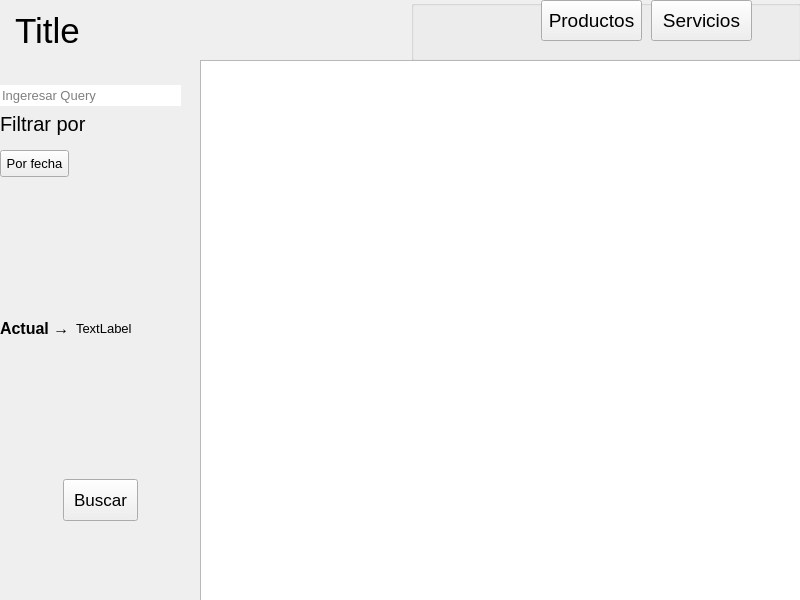
This is GUI/sub_ventanas/ui/reportes/plantillaDesigner.ui in C-Sebastian-M/GLAM_MAKEUP_STORE as Qt 5 draws it before an edit. The edited form follows.
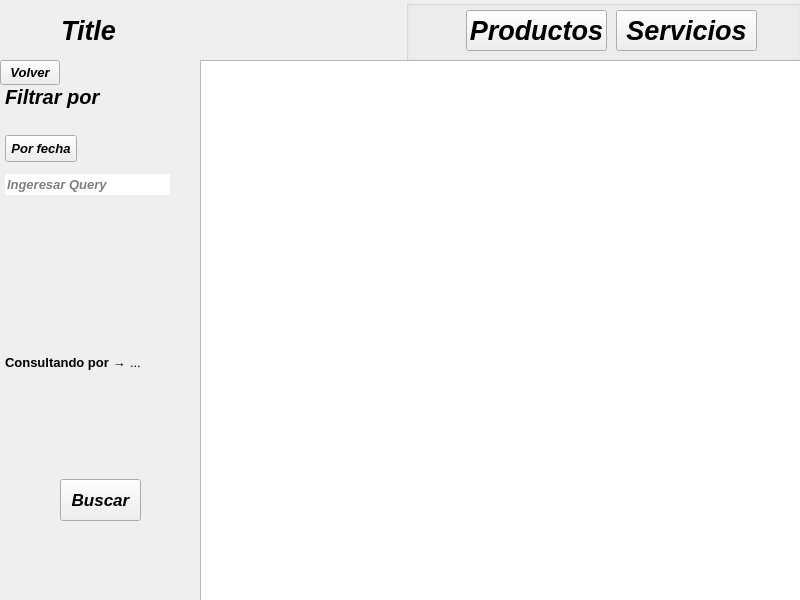
This is the edited form. Icons and pictures are not drawn.

Commit message: Diseño de reportes inventario/venta terminadas, falta la tabla y el query por fecha

Diff of the .ui file:
```diff
--- a/GUI/sub_ventanas/ui/reportes/plantillaDesigner.ui
+++ b/GUI/sub_ventanas/ui/reportes/plantillaDesigner.ui
@@ -12,7 +12,11 @@
   </property>
   <property name="font">
    <font>
+    <family>Arial</family>
     <pointsize>20</pointsize>
+    <weight>75</weight>
+    <italic>true</italic>
+    <bold>true</bold>
    </font>
   </property>
   <property name="windowTitle">
@@ -31,21 +35,82 @@
      <height>61</height>
     </rect>
    </property>
+   <property name="autoFillBackground">
+    <bool>false</bool>
+   </property>
    <layout class="QHBoxLayout" name="horizontalLayout_4">
     <property name="leftMargin">
-     <number>15</number>
+     <number>5</number>
+    </property>
+    <property name="topMargin">
+     <number>0</number>
+    </property>
+    <property name="rightMargin">
+     <number>0</number>
+    </property>
+    <property name="bottomMargin">
+     <number>0</number>
     </property>
     <item>
-     <widget class="QLabel" name="titleLabel">
-      <property name="font">
-       <font>
-        <family>Arial</family>
-        <pointsize>26</pointsize>
-       </font>
+     <widget class="QGroupBox" name="groupBox">
+      <property name="styleSheet">
+       <string notr="true">border-style: none;</string>
       </property>
-      <property name="text">
-       <string>Title</string>
+      <property name="title">
+       <string/>
       </property>
+      <widget class="QWidget" name="horizontalLayoutWidget">
+       <property name="geometry">
+        <rect>
+         <x>0</x>
+         <y>0</y>
+         <width>381</width>
+         <height>61</height>
+        </rect>
+       </property>
+       <layout class="QHBoxLayout" name="horizontalLayout_2" stretch="0,0">
+        <item>
+         <widget class="QLabel" name="logo">
+          <property name="maximumSize">
+           <size>
+            <width>50</width>
+            <height>50</height>
+           </size>
+          </property>
+          <property name="font">
+           <font>
+            <family>Arial</family>
+           </font>
+          </property>
+          <property name="text">
+           <string/>
+          </property>
+          <property name="pixmap">
+           <pixmap>../../../recursos/images/store_logo.png</pixmap>
+          </property>
+          <property name="scaledContents">
+           <bool>true</bool>
+          </property>
+         </widget>
+        </item>
+        <item>
+         <widget class="QLabel" name="titleLabel">
+          <property name="font">
+           <font>
+            <family>Arial</family>
+            <pointsize>20</pointsize>
+            <weight>75</weight>
+            <italic>true</italic>
+            <bold>true</bold>
+           </font>
+          </property>
+          <property name="text">
+           <string>Title</string>
+          </property>
+         </widget>
+        </item>
+       </layout>
+      </widget>
      </widget>
     </item>
     <item>
@@ -56,16 +121,19 @@
       <widget class="QPushButton" name="productosBtn">
        <property name="geometry">
         <rect>
-         <x>130</x>
-         <y>0</y>
-         <width>101</width>
+         <x>60</x>
+         <y>10</y>
+         <width>141</width>
          <height>41</height>
         </rect>
        </property>
        <property name="font">
         <font>
          <family>Arial</family>
-         <pointsize>14</pointsize>
+         <pointsize>20</pointsize>
+         <weight>75</weight>
+         <italic>true</italic>
+         <bold>true</bold>
         </font>
        </property>
        <property name="text">
@@ -75,16 +143,19 @@
       <widget class="QPushButton" name="serviciosBtn">
        <property name="geometry">
         <rect>
-         <x>240</x>
-         <y>0</y>
-         <width>101</width>
+         <x>210</x>
+         <y>10</y>
+         <width>141</width>
          <height>41</height>
         </rect>
        </property>
        <property name="font">
         <font>
          <family>Arial</family>
-         <pointsize>14</pointsize>
+         <pointsize>20</pointsize>
+         <weight>75</weight>
+         <italic>true</italic>
+         <bold>true</bold>
         </font>
        </property>
        <property name="text">
@@ -105,99 +176,21 @@
     </rect>
    </property>
    <layout class="QVBoxLayout" name="verticalLayout_2">
+    <property name="spacing">
+     <number>12</number>
+    </property>
     <property name="leftMargin">
-     <number>0</number>
+     <number>5</number>
     </property>
     <property name="topMargin">
      <number>25</number>
     </property>
     <property name="rightMargin">
-     <number>0</number>
+     <number>5</number>
     </property>
     <property name="bottomMargin">
      <number>10</number>
     </property>
-    <item>
-     <layout class="QHBoxLayout" name="inputLayout" stretch="0,0">
-      <property name="spacing">
-       <number>5</number>
-      </property>
-      <property name="bottomMargin">
-       <number>0</number>
-      </property>
-      <item>
-       <widget class="QLineEdit" name="userInput">
-        <property name="sizePolicy">
-         <sizepolicy hsizetype="Expanding" vsizetype="Fixed">
-          <horstretch>0</horstretch>
-          <verstretch>0</verstretch>
-         </sizepolicy>
-        </property>
-        <property name="maximumSize">
-         <size>
-          <width>16777215</width>
-          <height>40</height>
-         </size>
-        </property>
-        <property name="font">
-         <font>
-          <family>Arial</family>
-          <pointsize>10</pointsize>
-         </font>
-        </property>
-        <property name="text">
-         <string/>
-        </property>
-        <property name="frame">
-         <bool>false</bool>
-        </property>
-        <property name="readOnly">
-         <bool>false</bool>
-        </property>
-        <property name="placeholderText">
-         <string>Ingeresar Query</string>
-        </property>
-       </widget>
-      </item>
-      <item>
-       <widget class="QLabel" name="decoracion">
-        <property name="enabled">
-         <bool>true</bool>
-        </property>
-        <property name="maximumSize">
-         <size>
-          <width>15</width>
-          <height>13</height>
-         </size>
-        </property>
-        <property name="baseSize">
-         <size>
-          <width>0</width>
-          <height>0</height>
-         </size>
-        </property>
-        <property name="text">
-         <string/>
-        </property>
-        <property name="pixmap">
-         <pixmap>../../../recursos/images/pink_circle.png</pixmap>
-        </property>
-        <property name="scaledContents">
-         <bool>true</bool>
-        </property>
-        <property name="wordWrap">
-         <bool>false</bool>
-        </property>
-        <property name="margin">
-         <number>0</number>
-        </property>
-        <property name="openExternalLinks">
-         <bool>false</bool>
-        </property>
-       </widget>
-      </item>
-     </layout>
-    </item>
     <item>
      <widget class="QLabel" name="filterLabel">
       <property name="sizePolicy">
@@ -210,6 +203,9 @@
        <font>
         <family>Arial</family>
         <pointsize>15</pointsize>
+        <weight>75</weight>
+        <italic>true</italic>
+        <bold>true</bold>
        </font>
       </property>
       <property name="text">
@@ -228,10 +224,19 @@
     </item>
     <item>
      <widget class="QWidget" name="columnsContainer" native="true">
+      <property name="sizePolicy">
+       <sizepolicy hsizetype="Preferred" vsizetype="Maximum">
+        <horstretch>0</horstretch>
+        <verstretch>0</verstretch>
+       </sizepolicy>
+      </property>
       <property name="font">
        <font>
         <family>Arial</family>
         <pointsize>13</pointsize>
+        <weight>75</weight>
+        <italic>true</italic>
+        <bold>true</bold>
        </font>
       </property>
       <layout class="QVBoxLayout" name="labelsLayout">
@@ -281,6 +286,93 @@
       </property>
      </widget>
     </item>
+    <item>
+     <layout class="QHBoxLayout" name="inputLayout" stretch="0,0">
+      <property name="spacing">
+       <number>5</number>
+      </property>
+      <property name="rightMargin">
+       <number>6</number>
+      </property>
+      <property name="bottomMargin">
+       <number>0</number>
+      </property>
+      <item>
+       <widget class="QLineEdit" name="userInput">
+        <property name="sizePolicy">
+         <sizepolicy hsizetype="Expanding" vsizetype="Fixed">
+          <horstretch>0</horstretch>
+          <verstretch>0</verstretch>
+         </sizepolicy>
+        </property>
+        <property name="maximumSize">
+         <size>
+          <width>16777215</width>
+          <height>50</height>
+         </size>
+        </property>
+        <property name="font">
+         <font>
+          <family>Arial</family>
+          <pointsize>10</pointsize>
+          <weight>75</weight>
+          <italic>true</italic>
+          <bold>true</bold>
+         </font>
+        </property>
+        <property name="text">
+         <string/>
+        </property>
+        <property name="frame">
+         <bool>false</bool>
+        </property>
+        <property name="readOnly">
+         <bool>false</bool>
+        </property>
+        <property name="placeholderText">
+         <string>Ingeresar Query</string>
+        </property>
+       </widget>
+      </item>
+      <item>
+       <widget class="QLabel" name="decoracion">
+        <property name="enabled">
+         <bool>true</bool>
+        </property>
+        <property name="maximumSize">
+         <size>
+          <width>15</width>
+          <height>13</height>
+         </size>
+        </property>
+        <property name="baseSize">
+         <size>
+          <width>0</width>
+          <height>0</height>
+         </size>
+        </property>
+        <property name="text">
+         <string/>
+        </property>
+        <property name="pixmap">
+         <pixmap>../../../recursos/images/pink_circle.png</pixmap>
+        </property>
+        <property name="scaledContents">
+         <bool>true</bool>
+        </property>
+        <property name="wordWrap">
+         <bool>false</bool>
+        </property>
+        <property name="margin">
+         <number>0</number>
+        </property>
+        <property name="openExternalLinks">
+         <bool>false</bool>
+        </property>
+       </widget>
+      </item>
+     </layout>
+    </item>
     <item>
      <spacer name="verticalSpacer_2">
       <property name="orientation">
@@ -292,13 +384,16 @@
       <property name="sizeHint" stdset="0">
        <size>
         <width>20</width>
-        <height>40</height>
+        <height>90</height>
        </size>
       </property>
      </spacer>
     </item>
     <item>
-     <layout class="QHBoxLayout" name="actualLayout">
+     <layout class="QHBoxLayout" name="actualLayout" stretch="0,0">
+      <property name="spacing">
+       <number>4</number>
+      </property>
       <property name="bottomMargin">
        <number>0</number>
       </property>
@@ -313,13 +408,14 @@
         <property name="font">
          <font>
           <family>Arial</family>
-          <pointsize>12</pointsize>
+          <pointsize>10</pointsize>
           <weight>75</weight>
+          <italic>false</italic>
           <bold>true</bold>
          </font>
         </property>
         <property name="text">
-         <string>Actual →</string>
+         <string>Consultando por →</string>
         </property>
         <property name="scaledContents">
          <bool>true</bool>
@@ -332,10 +428,13 @@
          <font>
           <family>Arial</family>
           <pointsize>10</pointsize>
+          <weight>50</weight>
+          <italic>false</italic>
+          <bold>false</bold>
          </font>
         </property>
         <property name="text">
-         <string>TextLabel</string>
+         <string>...</string>
         </property>
        </widget>
       </item>
@@ -426,6 +525,44 @@
     <bool>true</bool>
    </property>
   </widget>
+  <widget class="QPushButton" name="volverBtn">
+   <property name="geometry">
+    <rect>
+     <x>0</x>
+     <y>60</y>
+     <width>60</width>
+     <height>25</height>
+    </rect>
+   </property>
+   <property name="sizePolicy">
+    <sizepolicy hsizetype="Minimum" vsizetype="Expanding">
+     <horstretch>0</horstretch>
+     <verstretch>0</verstretch>
+    </sizepolicy>
+   </property>
+   <property name="font">
+    <font>
+     <family>Arial</family>
+     <pointsize>10</pointsize>
+     <weight>75</weight>
+     <italic>true</italic>
+     <bold>true</bold>
+    </font>
+   </property>
+   <property name="acceptDrops">
+    <bool>false</bool>
+   </property>
+   <property name="text">
+    <string>Volver</string>
+   </property>
+   <property name="icon">
+    <iconset>
+     <normaloff>../../../../../Users/recursos/images/left_arrow.png</normaloff>../../../../../Users/recursos/images/left_arrow.png</iconset>
+   </property>
+   <property name="autoDefault">
+    <bool>false</bool>
+   </property>
+  </widget>
  </widget>
  <resources/>
  <connections/>
```
Left out of the diff: 2 changed lines with no effect on the pictures. The commit also changes 7 other files.
